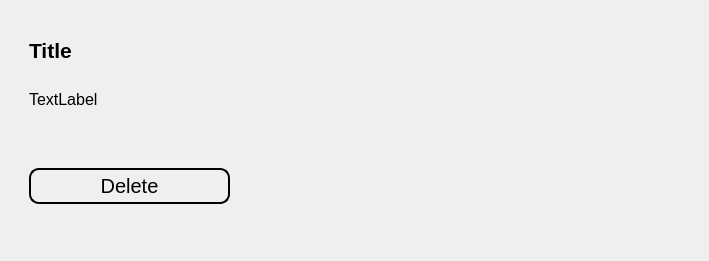
The window that ui/saved.ui (Achu-Worifung/quickMove) describes before a commit, drawn with Qt 5.
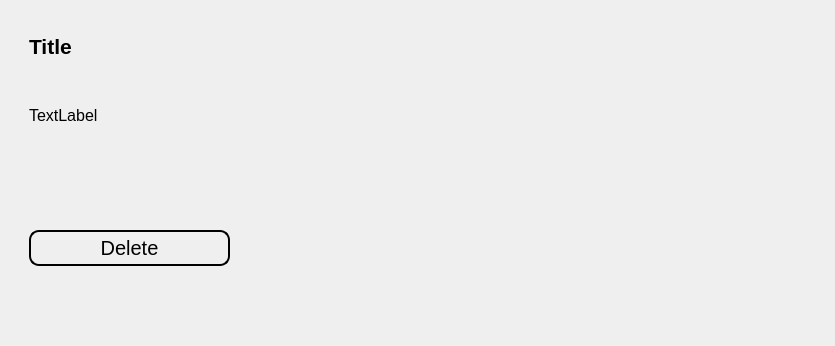
The same window after the commit.

```diff
--- a/ui/saved.ui
+++ b/ui/saved.ui
@@ -6,40 +6,16 @@
    <rect>
     <x>0</x>
     <y>0</y>
-    <width>709</width>
-    <height>261</height>
+    <width>835</width>
+    <height>346</height>
    </rect>
   </property>
-  <property name="sizePolicy">
-   <sizepolicy hsizetype="Preferred" vsizetype="Minimum">
-    <horstretch>0</horstretch>
-    <verstretch>0</verstretch>
-   </sizepolicy>
-  </property>
-  <property name="minimumSize">
-   <size>
-    <width>0</width>
-    <height>200</height>
-   </size>
-  </property>
-  <property name="maximumSize">
-   <size>
-    <width>16777215</width>
-    <height>270</height>
-   </size>
-  </property>
   <property name="windowTitle">
    <string>Form</string>
   </property>
   <layout class="QVBoxLayout" name="verticalLayout">
    <item>
     <widget class="QWidget" name="container" native="true">
-     <property name="maximumSize">
-      <size>
-       <width>16777215</width>
-       <height>240</height>
-      </size>
-     </property>
      <property name="styleSheet">
       <string notr="true"/>
      </property>
@@ -111,7 +87,7 @@
            <item row="1" column="0">
             <widget class="QLabel" name="body">
              <property name="sizePolicy">
-              <sizepolicy hsizetype="Preferred" vsizetype="Ignored">
+              <sizepolicy hsizetype="Preferred" vsizetype="Expanding">
                <horstretch>0</horstretch>
                <verstretch>0</verstretch>
               </sizepolicy>
@@ -130,6 +106,9 @@
              <property name="cursor">
               <cursorShape>PointingHandCursor</cursorShape>
              </property>
+             <property name="styleSheet">
+              <string notr="true"/>
+             </property>
              <property name="lineWidth">
               <number>1</number>
              </property>
@@ -147,21 +126,15 @@
         <item>
          <widget class="QWidget" name="widget_3" native="true">
           <property name="sizePolicy">
-           <sizepolicy hsizetype="Preferred" vsizetype="Ignored">
+           <sizepolicy hsizetype="Preferred" vsizetype="Expanding">
             <horstretch>0</horstretch>
             <verstretch>0</verstretch>
            </sizepolicy>
           </property>
-          <property name="minimumSize">
-           <size>
-            <width>0</width>
-            <height>40</height>
-           </size>
-          </property>
           <property name="maximumSize">
            <size>
             <width>16777215</width>
-            <height>160</height>
+            <height>200</height>
            </size>
           </property>
           <layout class="QVBoxLayout" name="verticalLayout_2">
```
Left out of the diff: 2 changed lines with no effect on the pictures.
